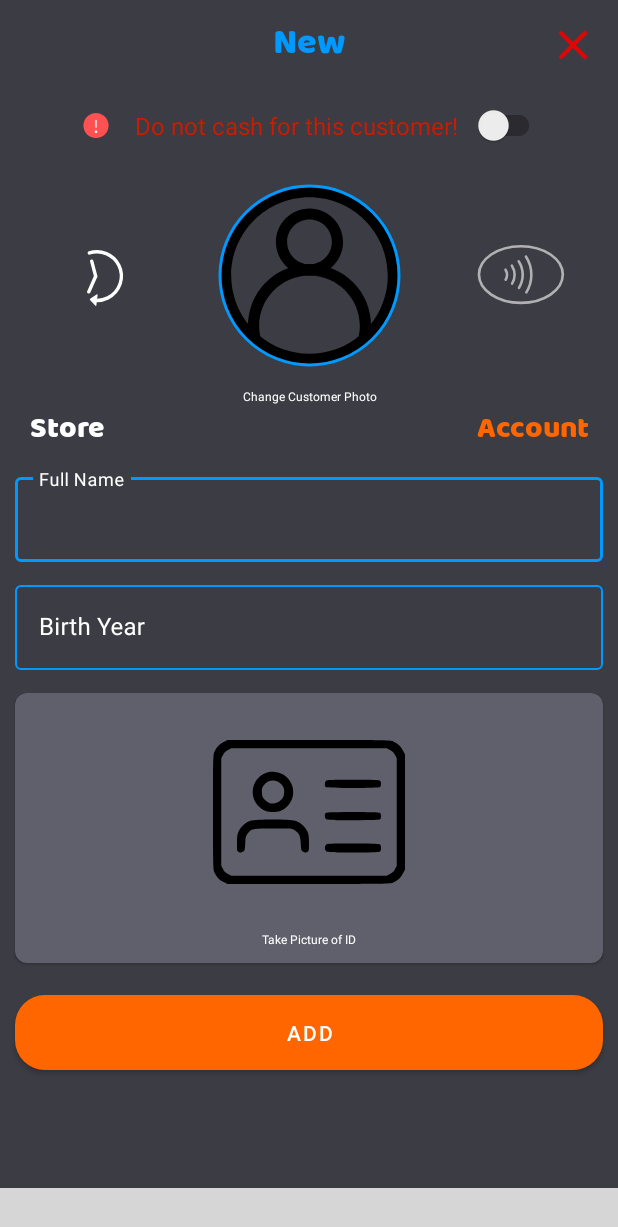
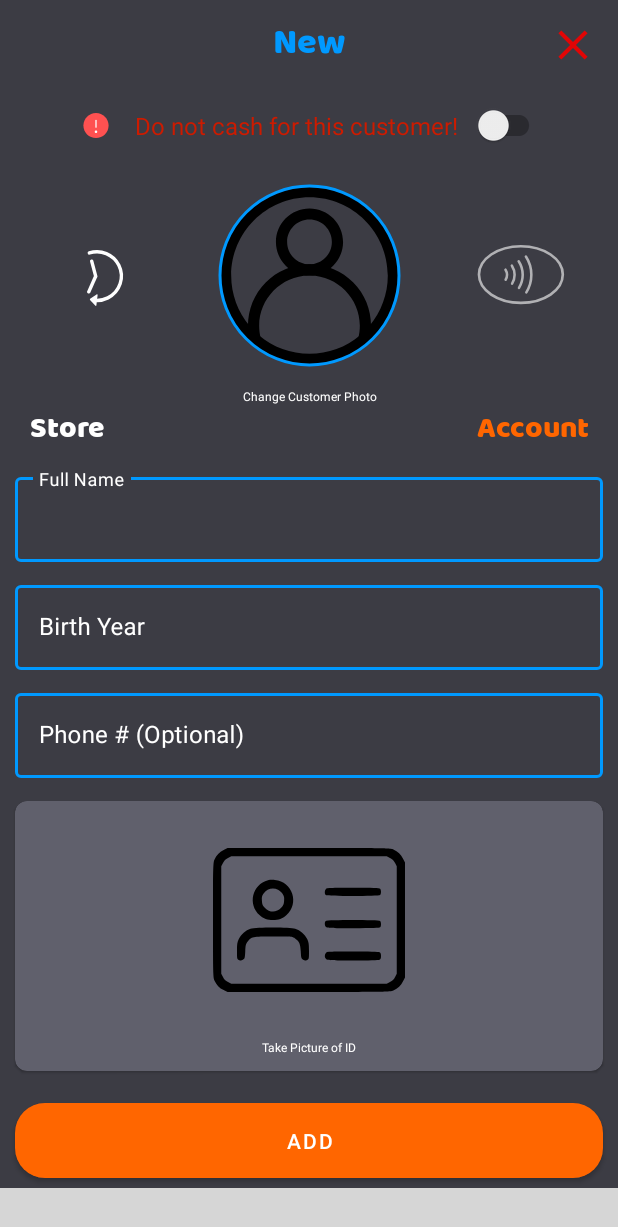
Before and after one commit to Amark18/Check_Verification_System, an Android app: the fragment AddCustomerSheet placed in its activity, on a phone screen of 412 x 824 dp. Shown: the top 1227 px of the screen. Run offline under Robolectric (Android 15) with nearby library versions, the phone set to English and light mode, and no system bars; our stand-ins replace Firebase (no records; nobody signed in at launch, a user with empty details on screens opened directly); libraries missing offline, so code that uses them is left out: com.deishelon.roundedbottomsheet, com.github.drjacky.imagepicker, com.irfaan008.irbottomnavigation, com.stfalcon.imageviewer, www.sanju.motiontoast; plain views replace SpaceNavigationView; Roboto replaces fonts that are not available here; 16 statements that could not run were skipped; grey boxes are pictures that could not be loaded.

Commit message:
Implemented ability to add phone numbers to customers and search for a phone number

```diff
--- a/app/build.gradle
+++ b/app/build.gradle
@@ -30,10 +30,10 @@ android {
 }
 
 dependencies {
-    implementation 'androidx.appcompat:appcompat:1.4.0'
+    implementation 'androidx.appcompat:appcompat:1.4.1'
     implementation 'com.google.android.material:material:1.4.0'
     implementation 'androidx.constraintlayout:constraintlayout:2.1.2'
-    implementation 'org.jetbrains:annotations:22.0.0'
+    implementation 'org.jetbrains:annotations:23.0.0'
     testImplementation 'junit:junit:4.13.2'
     androidTestImplementation 'androidx.test.ext:junit:1.1.3'
     androidTestImplementation 'androidx.test.espresso:espresso-core:3.4.0'
@@ -45,7 +45,7 @@ dependencies {
     implementation 'com.google.firebase:firebase-auth'                      // authentication
 
     implementation "androidx.biometric:biometric:1.1.0"                     // fingerprint authentication
-    implementation 'com.airbnb.android:lottie:4.2.0'                        // lottie animation
+    implementation 'com.airbnb.android:lottie:4.2.2'                        // lottie animation
     implementation 'com.github.bumptech.glide:glide:4.12.0'
     annotationProcessor 'com.github.bumptech.glide:compiler:4.12.0'         // Image loader
 
--- a/app/src/main/java/com/akapps/check_verification_system/bottomsheet/AddCustomerSheet.java
+++ b/app/src/main/java/com/akapps/check_verification_system/bottomsheet/AddCustomerSheet.java
@@ -68,6 +68,8 @@ public class AddCustomerSheet extends RoundedBottomSheetDialogFragment {
     private TextInputEditText nameInput;
     private TextInputLayout yearLayout;
     private TextInputEditText yearInput;
+    private TextInputLayout phoneNumberLayout;
+    private TextInputEditText phoneNumberInput;
     private MaterialButton addCustomer;
     private MaterialCardView customerLicenseLayout;
     private ImageView customerLicense;
@@ -180,6 +182,8 @@ public class AddCustomerSheet extends RoundedBottomSheetDialogFragment {
         nameInput = view.findViewById(R.id.insert_name);
         yearLayout = view.findViewById(R.id.insert_dob_layout);
         yearInput = view.findViewById(R.id.insert_dob);
+        phoneNumberLayout = view.findViewById(R.id.insert_phone_number_layout);
+        phoneNumberInput= view.findViewById(R.id.insert_phone_number);
         addCustomer = view.findViewById(R.id.add_customer);
         customerLicenseLayout = view.findViewById(R.id.customer_license_layout);
         customerLicense = view.findViewById(R.id.customer_license);
@@ -292,12 +296,21 @@ public class AddCustomerSheet extends RoundedBottomSheetDialogFragment {
 
         addCustomer.setOnClickListener(v -> {
             if(isEditing){
-                // checks to see if profile image / check image / customer check status was changed
-                if(profileImageUri != null || licenseImageUri != null  || customer.isDoNotCash() != doNotCashSwitch.isChecked()){
+                String newPhoneNumber = phoneNumberInput.getText().toString();
+                boolean isNewPhoneNumber = !newPhoneNumber.equals(customer.getPhoneNumber())
+                        && newPhoneNumber.length() == 10;
+                boolean isDeletingPhoneNumber = !newPhoneNumber.equals(customer.getPhoneNumber())
+                        && newPhoneNumber.length() == 0;
+                // checks to see if profile image / check image / customer check status / or phone number was changed
+                if(profileImageUri != null || licenseImageUri != null  || customer.isDoNotCash() != doNotCashSwitch.isChecked() ||
+                        isNewPhoneNumber || isDeletingPhoneNumber){
                     if(profileImageUri != null || licenseImageUri != null)
                         firestoreDatabase.uploadImages(profileImageUri, licenseImageUri, customer);
                     if(customer.isDoNotCash() != doNotCashSwitch.isChecked())
                         firestoreDatabase.updateCustomerStatus(customer.getCustomerUniqueId(), "doNotCash", doNotCashSwitch.isChecked());
+                    if(isNewPhoneNumber || isDeletingPhoneNumber)
+                        firestoreDatabase.updateCustomer(customer.getCustomerUniqueId(), "phoneNumber", newPhoneNumber);
+                    firestoreDatabase.loadCustomerData(true);
                     this.dismiss();
                     Helper.showMessage(getActivity(), getString(R.string.customer_updated_title),
                             getString(R.string.customer_updated_message),
@@ -309,6 +322,7 @@ public class AddCustomerSheet extends RoundedBottomSheetDialogFragment {
             else {
                 String name = nameInput.getText().toString();
                 String year = yearInput.getText().toString();
+                String phoneNumber = phoneNumberInput.getText().toString();
 
                 String fullName = Helper.formatName(name, getContext());
 
@@ -325,7 +339,8 @@ public class AddCustomerSheet extends RoundedBottomSheetDialogFragment {
                                         MotionToast.TOAST_ERROR);
                             }
                             else {
-                                firestoreDatabase.addCustomer(firstName, lastName, Integer.parseInt(year), "", "");
+                                firestoreDatabase.addCustomer(firstName, lastName, Integer.parseInt(year),
+                                        phoneNumber.length() == 10 ? phoneNumber : "", "", "");
                                 firestoreDatabase.uploadImages(profileImageUri, licenseImageUri, new Customer(customerID));
                                 ((MainActivity) getContext()).showNfcPrompt(customerID, false);
                                 // update dashboard
@@ -402,12 +417,20 @@ public class AddCustomerSheet extends RoundedBottomSheetDialogFragment {
             doNotCashSwitch.setVisibility(View.GONE);
             if(!customer.isDoNotCash())
                 warningLayout.setVisibility(View.GONE);
+            phoneNumberInput.setEnabled(false);
+            phoneNumberInput.setText(customer.getPhoneNumber() == null || customer.getPhoneNumber().equals("") ? "N/A" : customer.getPhoneNumber());
+            if(customer.getPhoneNumber() != null && customer.getPhoneNumber().length() == 10)
+                phoneNumberLayout.setHint(R.string.phone_number_filled_input_hint);
         }
         else {
             // status is true (aka editing)
             editCustomer.setImageDrawable(getContext().getDrawable(R.drawable.delete_icon));
             addCustomer.setText(getContext().getString(R.string.edit_text));
             addCustomer.setBackgroundColor(getContext().getColor(R.color.flamingo));
+            phoneNumberInput.setEnabled(true);
+            // if there is no phone number set, it changes it from N/A to empty so it can be edited faster
+            if(null == customer.getPhoneNumber() || customer.getPhoneNumber().equals(""))
+                phoneNumberInput.setText("");
         }
 
         addCustomer.setVisibility(status ? View.VISIBLE: View.GONE);
@@ -425,6 +448,7 @@ public class AddCustomerSheet extends RoundedBottomSheetDialogFragment {
         String fullName = customer.getFirstName() + " " + customer.getLastName();
         nameInput.setText(fullName);
         yearInput.setText("" + customer.getDobYear());
+        phoneNumberInput.setText(customer.getPhoneNumber() == null || customer.getPhoneNumber().equals("") ? "N/A" : "" + customer.getPhoneNumber());
 
         if(!customer.getProfilePicPath().isEmpty()) {
             // gets profile photo from firebase storage
@@ -451,6 +475,11 @@ public class AddCustomerSheet extends RoundedBottomSheetDialogFragment {
             images.add(customer.getProfilePicPath());
         if(!customer.getCustomerIDPath().isEmpty())
             images.add(customer.getCustomerIDPath());
+
+        // if start position is same size as list (aka out of bounds), decrement it.
+        // occurs when there is only an ID picture (profile pic was not set)
+        if(images.size() == start)
+            start--;
 
         new StfalconImageViewer.Builder<>(getContext(), images, (imageView, image) ->
                 Glide.with(getContext())
--- a/app/src/main/java/com/akapps/check_verification_system/recyclerview/customers_search_recyclerview.java
+++ b/app/src/main/java/com/akapps/check_verification_system/recyclerview/customers_search_recyclerview.java
@@ -37,6 +37,7 @@ public class customers_search_recyclerview extends RecyclerView.Adapter<customer
         private final ImageView customerImage;
         private final TextView customerFullName;
         private final TextView customerYear;
+        private final TextView customerPhoneNumber;
         private final View view;
 
         public MyViewHolder(View v) {
@@ -45,6 +46,7 @@ public class customers_search_recyclerview extends RecyclerView.Adapter<customer
             customerImage = v.findViewById(R.id.customer_image);
             customerFullName = v.findViewById(R.id.customer_name);
             customerYear = v.findViewById(R.id.customer_year);
+            customerPhoneNumber = v.findViewById(R.id.phone_number);
             warningLayoutColor = v.findViewById(R.id.warningColor);
             view = v;
         }
@@ -69,6 +71,10 @@ public class customers_search_recyclerview extends RecyclerView.Adapter<customer
 
         holder.customerFullName.setText(currentCustomer.getFirstName() + " " + currentCustomer.getLastName());
         holder.customerYear.setText(String.valueOf(currentCustomer.getDobYear()));
+        if(null == currentCustomer.getPhoneNumber() || currentCustomer.getPhoneNumber().equals(""))
+            holder.customerPhoneNumber.setVisibility(View.INVISIBLE);
+        else
+            holder.customerPhoneNumber.setText(Helper.formatPhoneNumber(currentCustomer.getPhoneNumber()));
 
         holder.warningLayoutColor.getLayoutParams().width = Helper.getWidthScreen(activity) / 4;
         // if customer is set to do not cash, there is an indicator above their photo to reflect that
--- a/app/src/main/res/layout/bottom_sheet_add_customer.xml
+++ b/app/src/main/res/layout/bottom_sheet_add_customer.xml
@@ -184,7 +184,7 @@
             android:hint="@string/name_input_hint"
             android:textColorHint="@color/white"
             app:boxStrokeColor="@color/blueDark"
-            app:boxStrokeWidth="1dp"
+            app:boxStrokeWidth="2dp"
             app:boxStrokeErrorColor="@color/red"
             app:errorIconTint="@color/red"
             app:hintTextColor="@color/white"
@@ -211,7 +211,7 @@
             android:hint="@string/dob_input_hint"
             android:textColorHint="@color/white"
             app:boxStrokeColor="@color/blueDark"
-            app:boxStrokeWidth="1dp"
+            app:boxStrokeWidth="2dp"
             app:boxStrokeErrorColor="@color/red"
             app:errorIconTint="@color/red"
             app:hintTextColor="@color/white"
@@ -229,6 +229,34 @@
 
         </com.google.android.material.textfield.TextInputLayout>
 
+        <com.google.android.material.textfield.TextInputLayout
+            android:id="@+id/insert_phone_number_layout"
+            style="@style/Widget.MaterialComponents.TextInputLayout.OutlinedBox"
+            android:layout_width="match_parent"
+            android:layout_height="wrap_content"
+            android:layout_marginHorizontal="10dp"
+            android:layout_marginVertical="10dp"
+            android:hint="@string/phone_number_input_hint"
+            android:textColorHint="@color/white"
+            app:boxStrokeColor="@color/blueDark"
+            app:boxStrokeWidth="2dp"
+            app:boxStrokeErrorColor="@color/red"
+            app:errorIconTint="@color/red"
+            app:hintTextColor="@color/white"
+            app:layout_constraintEnd_toEndOf="parent"
+            app:layout_constraintStart_toStartOf="parent"
+            app:layout_constraintTop_toBottomOf="@+id/insert_dob_layout">
+
+            <com.google.android.material.textfield.TextInputEditText
+                android:id="@+id/insert_phone_number"
+                android:layout_width="match_parent"
+                android:layout_height="wrap_content"
+                android:inputType="number"
+                android:maxLength="10"
+                android:textColor="@color/white" />
+
+        </com.google.android.material.textfield.TextInputLayout>
+
         <com.google.android.material.card.MaterialCardView
             android:id="@+id/customer_license_layout"
             android:layout_width="match_parent"
@@ -240,7 +268,7 @@
             app:layout_constraintBottom_toTopOf="@+id/add_customer"
             app:layout_constraintEnd_toEndOf="parent"
             app:layout_constraintStart_toStartOf="parent"
-            app:layout_constraintTop_toBottomOf="@+id/insert_dob_layout">
+            app:layout_constraintTop_toBottomOf="@+id/insert_phone_number_layout">
 
             <androidx.appcompat.widget.LinearLayoutCompat
                 android:layout_width="match_parent"
--- a/app/src/main/res/values/strings.xml
+++ b/app/src/main/res/values/strings.xml
@@ -15,7 +15,7 @@
     <string name="verified_text">Verified</string>
     <string name="added_text">Added</string>
     <string name="today_text">Today</string>
-    <string name="search_hint">Find someone…</string>
+    <string name="search_hint">Search by Name/Year/Phone Number…</string>
     <string name="number_placeholder">9999</string>
     <string name="nfc_text">NFC Disabled</string>
     <string name="no_customers_title">No Customers</string>
@@ -47,6 +47,7 @@
 
     <!-- PlaceHolder !-->
     <string name="fullname_placeholder">Full Name</string>
+    <string name="phone_number_placeholder">Phone #: (###) ###-####</string>
     <string name="year_placeholder">Year of Birth</string>
     <string name="empty_placeholder">man, it\'s so empty...</string>
     <string name="output_data">output_data</string>
@@ -74,6 +75,8 @@
     <string name="customer_sheet_title">New</string>
     <string name="name_input_hint">Full Name</string>
     <string name="dob_input_hint">Birth Year</string>
+    <string name="phone_number_input_hint">Phone # (Optional)</string>
+    <string name="phone_number_filled_input_hint">Phone #</string>
     <string name="license_pic_message_title">ID Picture Missing</string>
     <string name="license_pic_message">ID picture is required</string>
     <string name="upload_error_title">Upload Error</string>
--- a/app/src/main/res/values/themes.xml
+++ b/app/src/main/res/values/themes.xml
@@ -13,7 +13,7 @@
         <item name="android:textSize">@dimen/dimen_16</item>
         <item name="searchHintIcon">@null</item>
         <item name="android:textColorPrimary">@color/white</item>
-        <item name="android:textColorHint">@color/gray</item>
+        <item name="android:textColorHint">@color/grayLight</item>
         <item name="android:tint">@color/orangeRed</item>
     </style>
 
```
Also changed, not shown: app/src/main/java/com/akapps/check_verification_system/classes/Customer.java (+11 -1 lines), app/src/main/java/com/akapps/check_verification_system/classes/FirestoreDatabase.java (+6 -4 lines), app/src/main/java/com/akapps/check_verification_system/classes/Helper.java (+7 -0 lines), app/src/main/res/layout/recyclerview_customer_layout.xml (+14 -0 lines), 4 other files.
